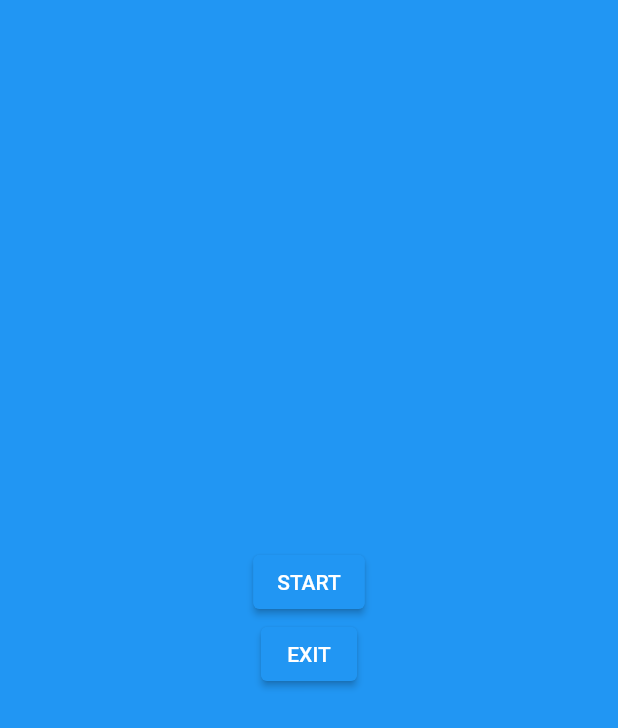
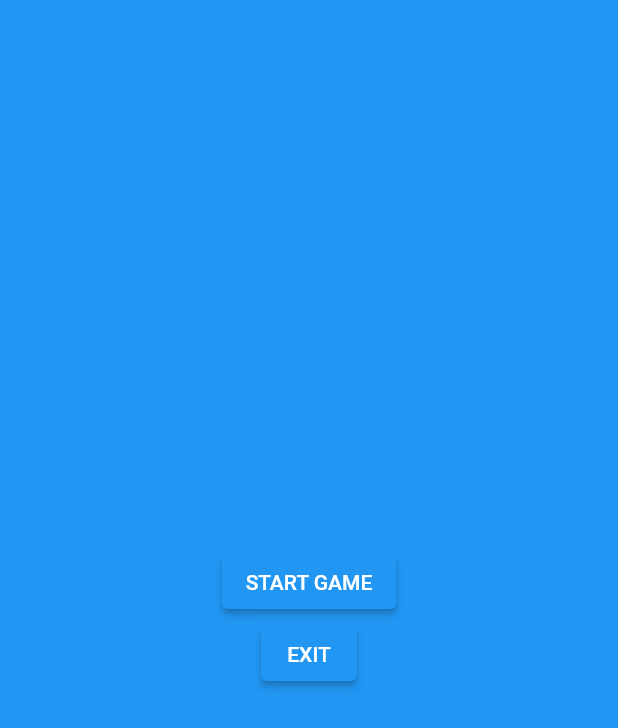
Before and after one commit to P01Sensai/MemoryCard-Game, a Flutter app: the screen it shows after launch, on a phone screen of 412 x 824 dp. Shown: the top 728 px of the screen. Run offline on Flutter 3.47's test engine with Material 2 defaults, Android fonts, the phone set to English and light mode, and no system bars; our stand-ins replace animated_splash_screen; network calls fail.

Commit message:
Update start.dart

```diff
--- a/lib/start.dart
+++ b/lib/start.dart
@@ -38,7 +38,7 @@ class _startState extends State<start> {
               Navigator.of(context).pop();
               Navigator.push(context, MaterialPageRoute(builder: (context)=>MemoryCardGame()));
               },
-              child: const Text('START'),
+              child: const Text('START GAME'),
             ),
             ElevatedButton(onPressed: (){
               Navigator.of(context).pop();
```
